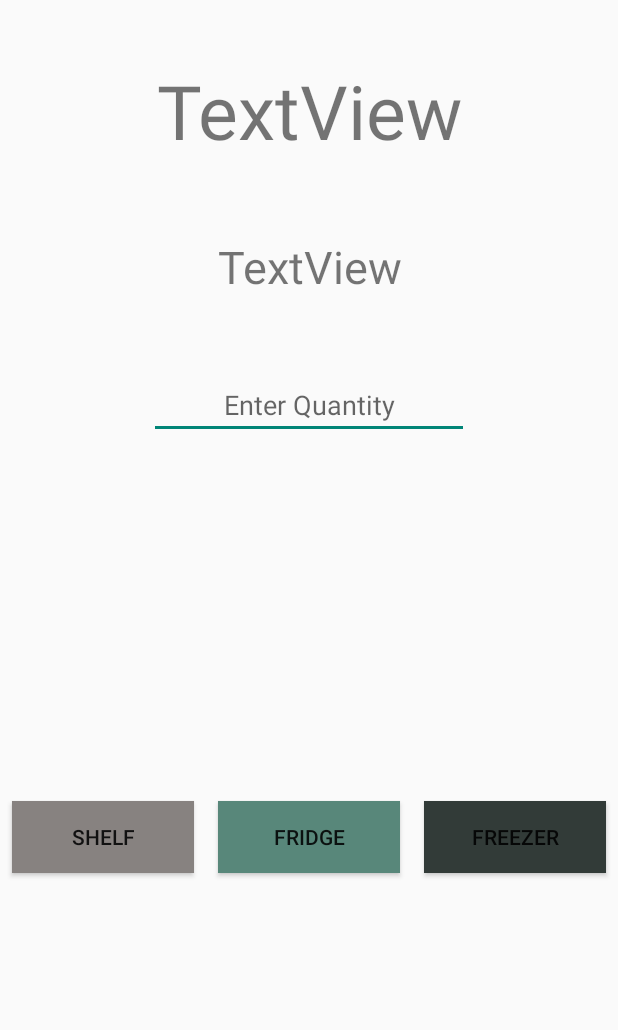
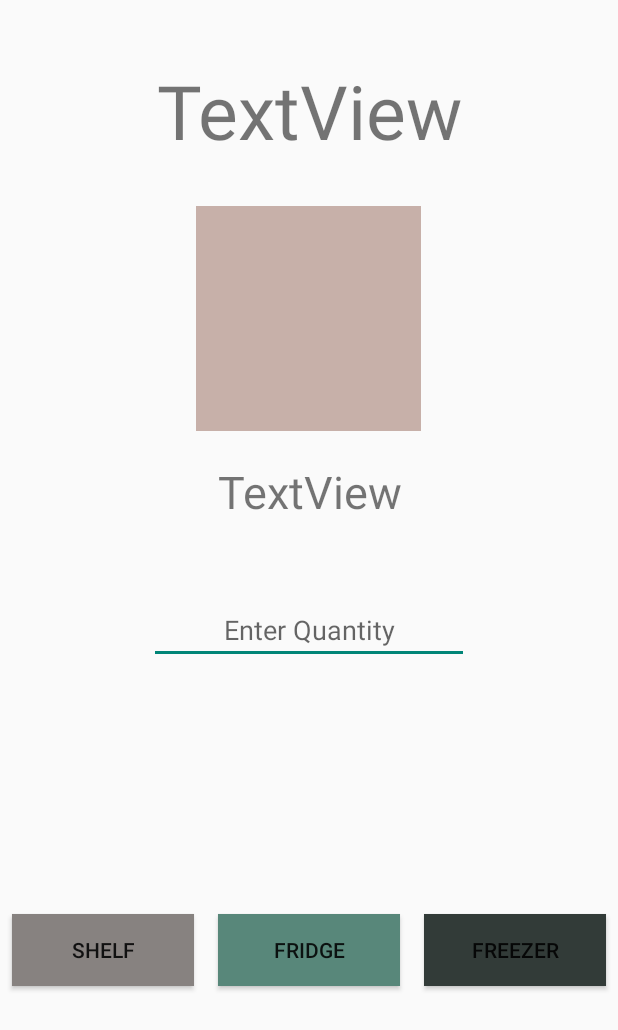
Before and after one commit to LiamLiden/ShelfR, an Android app: the layout activity_info.xml on its own in the app's theme, with its tools: preview values and no code run, on a phone screen of 412 x 824 dp. Shown: the top 1030 px of the screen. Run offline under Robolectric (Android 15) with nearby library versions, the phone set to English and light mode, and no system bars.

Commit message:
add imageview to info

```diff
--- a/app/src/main/java/com/example/leeseoye/shelfr/NotificationReceiver.java
+++ b/app/src/main/java/com/example/leeseoye/shelfr/NotificationReceiver.java
@@ -51,8 +51,7 @@ public class NotificationReceiver extends BroadcastReceiver {
      */
     private void sendNotification(Context context) {
 
-         Intent contentIntent = new Intent(context, MainActivity.class);
-        //Intent contentIntent = new Intent(ACTION_NOTIFICATION);
+        Intent contentIntent = new Intent(context, MainActivity.class);
         PendingIntent contentPendingIntent = PendingIntent.getActivity
                 (context, NOTIFICATION_ID, contentIntent, PendingIntent
                         .FLAG_UPDATE_CURRENT);
--- a/app/src/main/res/layout/activity_info.xml
+++ b/app/src/main/res/layout/activity_info.xml
@@ -29,6 +29,12 @@
             app:layout_constraintStart_toStartOf="parent"
             app:layout_constraintTop_toTopOf="parent"
             app:layout_constraintVertical_bias="0.139" />
+
+        <ImageView
+            android:id="@+id/foodImage"
+            android:layout_width="150dp"
+            android:layout_height="150dp"
+            app:srcCompat="@color/baseColor" />
 
         <TextView
             android:id="@+id/optimums"
--- a/app/src/main/res/values/colors.xml
+++ b/app/src/main/res/values/colors.xml
@@ -6,5 +6,5 @@
     <color name="colorTheme1">#878280</color>
     <color name="colorTheme2">#58877A</color>
     <color name="colorTheme3">#323B38</color>
-    <color name="baseColor">#C7B0A9</color>
+    <color name="baseColor">#c7b0a9</color>
 </resources>
```
Also changed, not shown: app/src/main/java/com/example/leeseoye/shelfr/InfoActivity.java (+36 -0 lines), app/src/main/res/drawable-xhdpi/dairy.png (added), app/src/main/res/drawable-xhdpi/eggs.png (added), app/src/main/res/drawable-xhdpi/fish.png (added), app/src/main/res/drawable-xhdpi/food.jpg (added), app/src/main/res/drawable-xhdpi/fruit.png (added), app/src/main/res/drawable-xhdpi/juice.png (added), app/src/main/res/drawable-xhdpi/meat.png (added), app/src/main/res/drawable-xhdpi/sausage.png (added).
